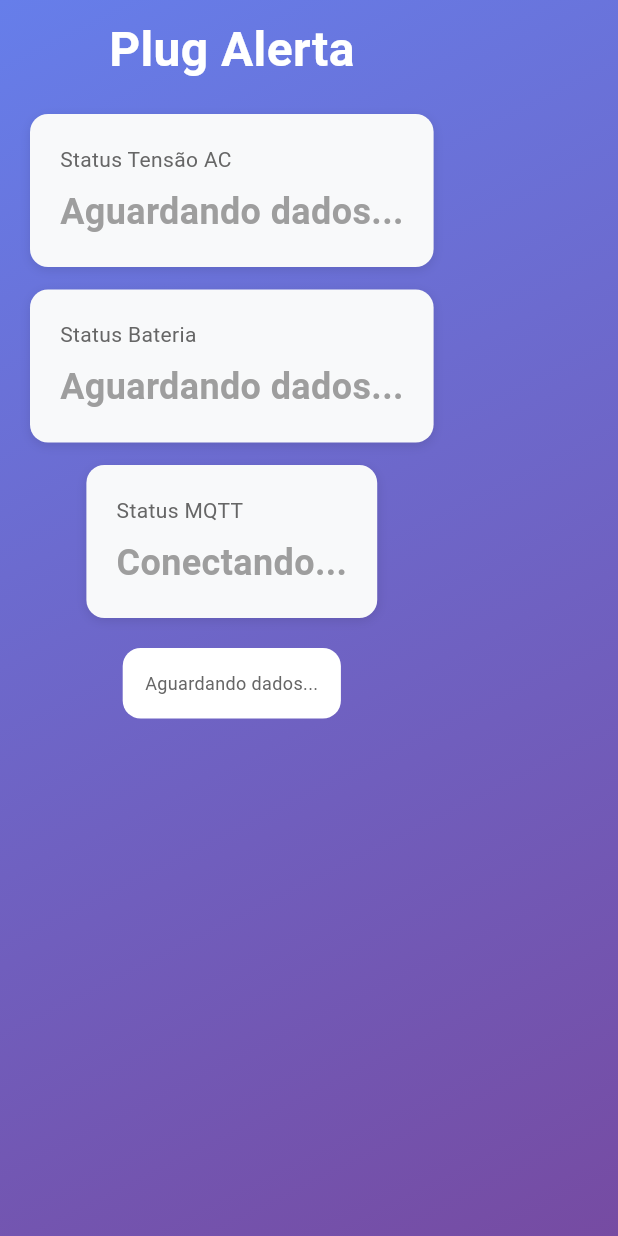
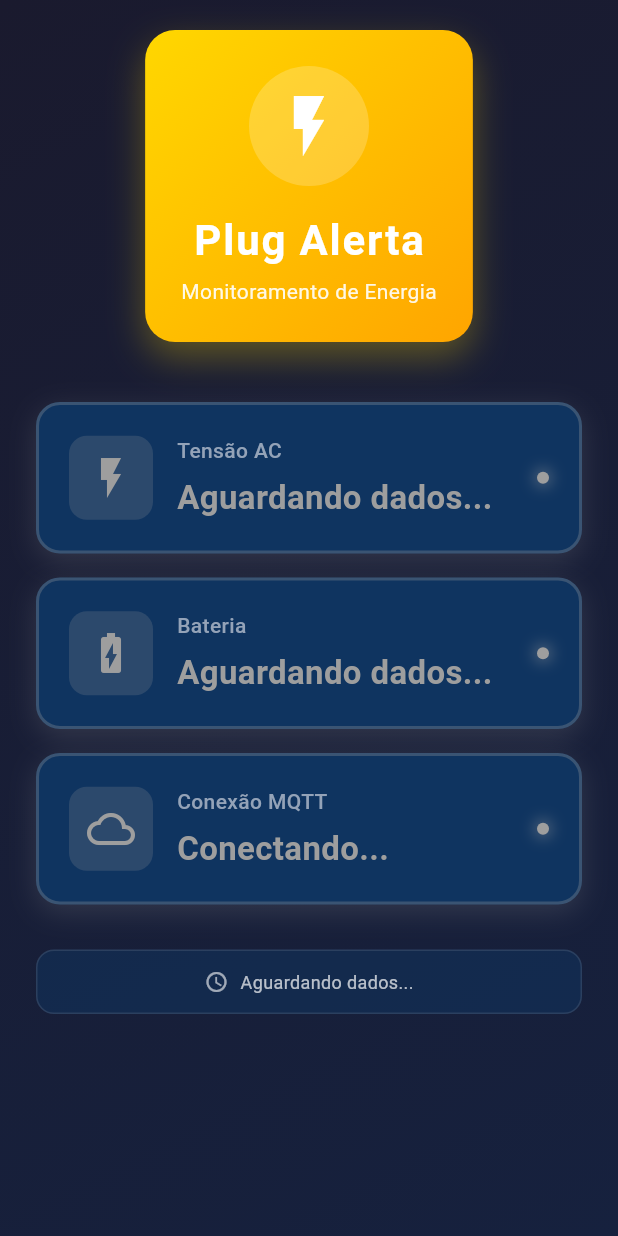
Before and after one commit to brunomecatronica/plugalerta, a Flutter app: the screen it shows after launch, on a phone screen of 412 x 824 dp. Run offline on Flutter 3.47's test engine with Material 3 defaults, Android fonts, the phone set to English and light mode, and no system bars; our stand-ins replace flutter_local_notifications; missing offline and left inert: mqtt_client.

Commit message:
- Redesenha interface do app com visual profissional - Adiciona Ã­cone de raio amarelo no cabeÃ§alho - Implementa tema dark moderno com gradiente - Adiciona Ã­cones para cada card de status - Melhora sombras e efeitos visuais - Adiciona indicadores LED nos cards

```diff
--- a/PlugAlertaAppFlutter/lib/main.dart
+++ b/PlugAlertaAppFlutter/lib/main.dart
@@ -247,52 +247,43 @@ class _MainScreenState extends State<MainScreen> {
         gradient: LinearGradient(
           begin: Alignment.topLeft,
           end: Alignment.bottomRight,
-          colors: [Color(0xFF667eea), Color(0xFF764ba2)],
+          colors: [Color(0xFF1a1a2e), Color(0xFF16213e)],
         ),
       ),
       child: SafeArea(
         child: Scaffold(
           backgroundColor: Colors.transparent,
-          body: Padding(
-            padding: const EdgeInsets.symmetric(horizontal: 20, vertical: 10),
+          body: SingleChildScrollView(
+            child: Padding(
+              padding: const EdgeInsets.symmetric(horizontal: 24, vertical: 20),
               child: Column(
                 children: [
-                const Text(
-                  'Plug Alerta',
-                  style: TextStyle(
-                    color: Colors.white,
-                    fontSize: 32,
-                    fontWeight: FontWeight.bold,
+                  _buildHeader(),
+                  const SizedBox(height: 40),
+                  _buildStatusCard(
+                    'Tensão AC',
+                    acStatus,
+                    acColor,
+                    Icons.flash_on,
                   ),
+                  const SizedBox(height: 16),
+                  _buildStatusCard(
+                    'Bateria',
+                    batteryStatus,
+                    batteryColor,
+                    Icons.battery_charging_full,
                   ),
-                const SizedBox(height: 20),
-                Expanded(
-                  child: SingleChildScrollView(
-                    child: Column(
-                      children: [
-                        _buildStatusCard('Status Tensão AC', acStatus, acColor),
-                        const SizedBox(height: 15),
-                        _buildStatusCard('Status Bateria', batteryStatus, batteryColor),
-                        const SizedBox(height: 15),
-                        _buildStatusCard('Status MQTT', mqttStatus, mqttColor),
-                        const SizedBox(height: 20),
-                        Container(
-                          padding: const EdgeInsets.all(15),
-                          decoration: BoxDecoration(
-                            color: Colors.white,
-                            borderRadius: BorderRadius.circular(12),
+                  const SizedBox(height: 16),
+                  _buildStatusCard(
+                    'Conexão MQTT',
+                    mqttStatus,
+                    mqttColor,
+                    Icons.cloud_queue,
                   ),
-                          child: Text(
-                            lastUpdate,
-                            style: const TextStyle(color: Color(0xFF666666), fontSize: 12),
-                            textAlign: TextAlign.center,
-                          ),
-                        ),
+                  const SizedBox(height: 30),
+                  _buildLastUpdate(),
                 ],
               ),
-                  ),
-                ),
-              ],
             ),
           ),
         ),
@@ -300,28 +291,166 @@ class _MainScreenState extends State<MainScreen> {
     );
   }
 
-  Widget _buildStatusCard(String label, String value, Color color) {
+  Widget _buildHeader() {
     return Container(
-      padding: const EdgeInsets.all(20),
+      padding: const EdgeInsets.all(24),
       decoration: BoxDecoration(
-        color: const Color(0xFFF8F9FA),
-        borderRadius: BorderRadius.circular(12),
+        gradient: const LinearGradient(
+          begin: Alignment.topLeft,
+          end: Alignment.bottomRight,
+          colors: [Color(0xFFFFD700), Color(0xFFFFA500)],
+        ),
+        borderRadius: BorderRadius.circular(20),
         boxShadow: [
           BoxShadow(
-            color: Colors.black.withOpacity(0.1),
-            blurRadius: 5,
-            offset: const Offset(0, 2),
+            color: const Color(0xFFFFD700).withOpacity(0.3),
+            blurRadius: 20,
+            offset: const Offset(0, 10),
           ),
         ],
       ),
       child: Column(
+        children: [
+          Container(
+            padding: const EdgeInsets.all(16),
+            decoration: BoxDecoration(
+              color: Colors.white.withOpacity(0.2),
+              shape: BoxShape.circle,
+            ),
+            child: const Icon(
+              Icons.flash_on,
+              size: 48,
+              color: Colors.white,
+            ),
+          ),
+          const SizedBox(height: 16),
+          const Text(
+            'Plug Alerta',
+            style: TextStyle(
+              color: Colors.white,
+              fontSize: 28,
+              fontWeight: FontWeight.bold,
+              letterSpacing: 1.2,
+            ),
+          ),
+          const SizedBox(height: 4),
+          Text(
+            'Monitoramento de Energia',
+            style: TextStyle(
+              color: Colors.white.withOpacity(0.9),
+              fontSize: 14,
+              fontWeight: FontWeight.w400,
+            ),
+          ),
+        ],
+      ),
+    );
+  }
+
+  Widget _buildStatusCard(String label, String value, Color color, IconData icon) {
+    return Container(
+      padding: const EdgeInsets.all(20),
+      decoration: BoxDecoration(
+        color: const Color(0xFF0f3460),
+        borderRadius: BorderRadius.circular(16),
+        border: Border.all(
+          color: color.withOpacity(0.3),
+          width: 2,
+        ),
+        boxShadow: [
+          BoxShadow(
+            color: color.withOpacity(0.2),
+            blurRadius: 15,
+            offset: const Offset(0, 5),
+          ),
+        ],
+      ),
+      child: Row(
+        children: [
+          Container(
+            padding: const EdgeInsets.all(12),
+            decoration: BoxDecoration(
+              color: color.withOpacity(0.2),
+              borderRadius: BorderRadius.circular(12),
+            ),
+            child: Icon(
+              icon,
+              color: color,
+              size: 32,
+            ),
+          ),
+          const SizedBox(width: 16),
+          Expanded(
+            child: Column(
               crossAxisAlignment: CrossAxisAlignment.start,
               children: [
-          Text(label, style: const TextStyle(color: Color(0xFF666666), fontSize: 14)),
-          const SizedBox(height: 8),
+                Text(
+                  label,
+                  style: const TextStyle(
+                    color: Color(0xFF94a3b8),
+                    fontSize: 14,
+                    fontWeight: FontWeight.w500,
+                  ),
+                ),
+                const SizedBox(height: 6),
                 Text(
                   value,
-            style: TextStyle(color: color, fontSize: 24, fontWeight: FontWeight.bold),
+                  style: TextStyle(
+                    color: color,
+                    fontSize: 22,
+                    fontWeight: FontWeight.bold,
+                  ),
+                ),
+              ],
+            ),
+          ),
+          Container(
+            width: 8,
+            height: 8,
+            decoration: BoxDecoration(
+              color: color,
+              shape: BoxShape.circle,
+              boxShadow: [
+                BoxShadow(
+                  color: color.withOpacity(0.5),
+                  blurRadius: 8,
+                  spreadRadius: 2,
+                ),
+              ],
+            ),
+          ),
+        ],
+      ),
+    );
+  }
+
+  Widget _buildLastUpdate() {
+    return Container(
+      padding: const EdgeInsets.symmetric(horizontal: 20, vertical: 12),
+      decoration: BoxDecoration(
+        color: const Color(0xFF0f3460).withOpacity(0.5),
+        borderRadius: BorderRadius.circular(12),
+        border: Border.all(
+          color: Colors.white.withOpacity(0.1),
+          width: 1,
+        ),
+      ),
+      child: Row(
+        mainAxisAlignment: MainAxisAlignment.center,
+        children: [
+          Icon(
+            Icons.access_time,
+            color: Colors.white.withOpacity(0.6),
+            size: 16,
+          ),
+          const SizedBox(width: 8),
+          Text(
+            lastUpdate,
+            style: TextStyle(
+              color: Colors.white.withOpacity(0.7),
+              fontSize: 12,
+              fontWeight: FontWeight.w400,
+            ),
           ),
         ],
       ),
```
Lines whose indentation alone changed are shown as unchanged.
